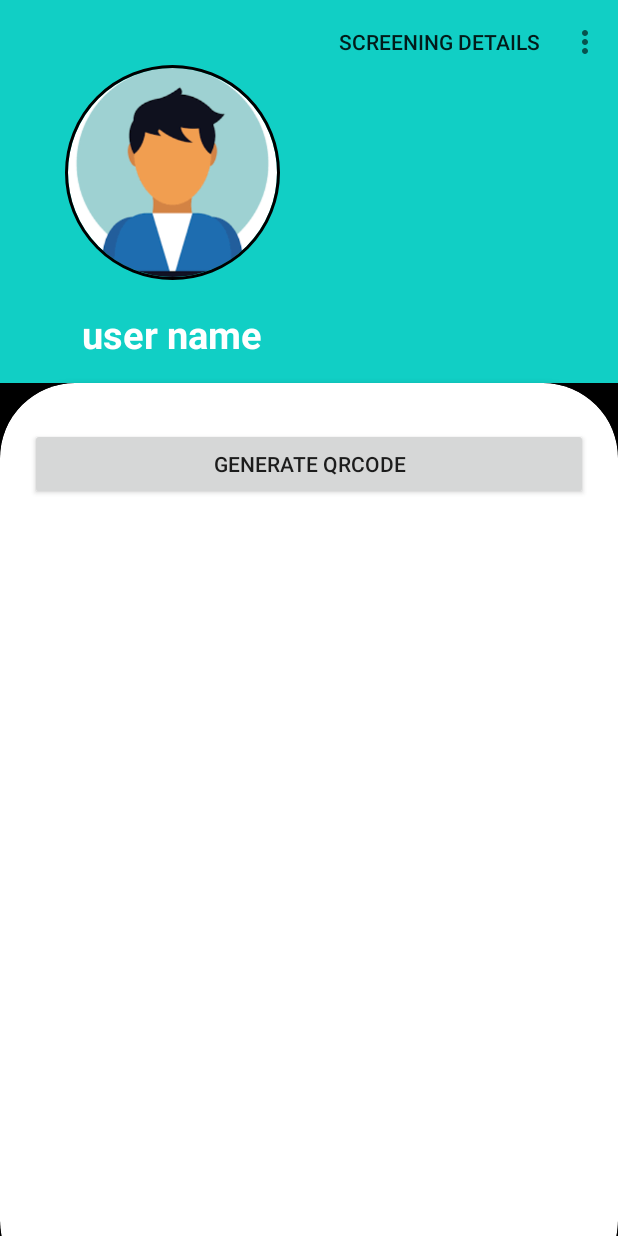
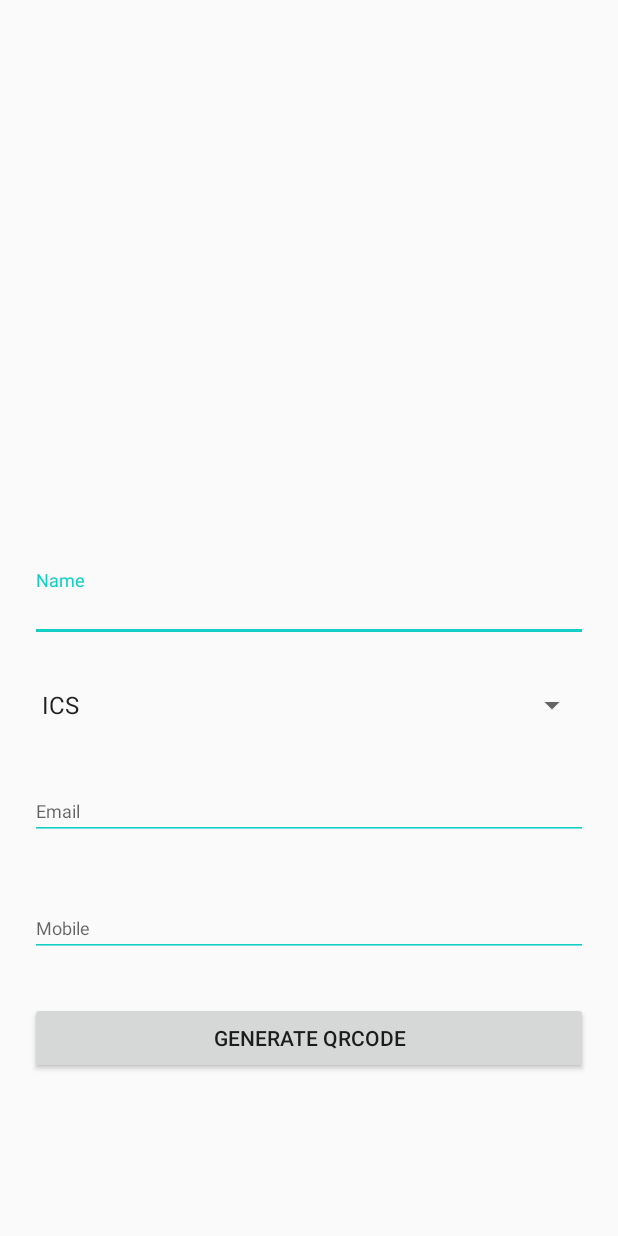
Before and after one commit to CynthiaGichuki/CS-PROJECT1, an Android app: the Start2Activity screen opened directly, with no data from a screen before it, after a tap on "GENERATE QRCODE", on a phone screen of 412 x 824 dp. Run offline under Robolectric (Android 15) with nearby library versions, the phone set to English and light mode, and no system bars; our stand-ins replace CircleImageView, Firebase (no records; nobody signed in at launch, a user with empty details on screens opened directly); 6 statements that could not run were skipped.

Commit message:
UI, Spinners and QR Code Generate

```diff
--- /dev/null
+++ b/app/src/main/java/com/example/qrcode/QRCodeGenerate.java
@@ -0,0 +1,196 @@
+package com.example.qrcode;
+
+import androidx.annotation.NonNull;
+import androidx.appcompat.app.AppCompatActivity;
+
+import android.content.Context;
+import android.graphics.Bitmap;
+import android.graphics.Color;
+import android.graphics.Point;
+import android.os.Bundle;
+import android.view.Display;
+import android.view.View;
+import android.view.WindowManager;
+import android.view.inputmethod.InputMethodManager;
+import android.widget.AdapterView;
+import android.widget.ArrayAdapter;
+import android.widget.Button;
+import android.widget.EditText;
+import android.widget.ImageView;
+import android.widget.ProgressBar;
+import android.widget.Spinner;
+import android.widget.Toast;
+
+import com.google.android.material.textfield.TextInputLayout;
+import com.google.firebase.auth.FirebaseAuth;
+import com.google.firebase.auth.FirebaseUser;
+import com.google.firebase.database.DataSnapshot;
+import com.google.firebase.database.DatabaseError;
+import com.google.firebase.database.DatabaseReference;
+import com.google.firebase.database.FirebaseDatabase;
+import com.google.firebase.database.ValueEventListener;
+import com.google.zxing.BarcodeFormat;
+import com.google.zxing.MultiFormatWriter;
+import com.google.zxing.WriterException;
+import com.google.zxing.common.BitMatrix;
+import com.google.zxing.WriterException;
+import com.google.zxing.qrcode.QRCodeWriter;
+
+import org.json.JSONException;
+import org.json.JSONObject;
+
+
+public class QRCodeGenerate extends AppCompatActivity implements AdapterView.OnItemSelectedListener {
+    private FirebaseAuth mAuth;
+    private DatabaseReference reference;
+    private  UserData userData;
+    private ProgressBar progressBar;
+    TextInputLayout name,mobile,email;
+    Button btGenerate;
+    ImageView ivOutput;
+    private  EditText editname,editmobile,editemail;
+    @Override
+    protected void onCreate(Bundle savedInstanceState) {
+        super.onCreate(savedInstanceState);
+        setContentView(R.layout.activity_qrcode_generate);
+
+        name = findViewById(R.id.name);
+        mobile=findViewById(R.id.mobile);
+        email=findViewById(R.id.email);
+        btGenerate = findViewById(R.id.idBtnGenerateQR);
+        ivOutput = findViewById(R.id.idIVQrcode);
+        mAuth = FirebaseAuth.getInstance();
+        FirebaseUser user = mAuth.getCurrentUser();
+        editname=findViewById(R.id.editTextName);
+        editmobile=findViewById(R.id.editTextMobile);
+        editemail=findViewById(R.id.editTextEmail);
+        Spinner spinner = findViewById(R.id.course);
+        reference= FirebaseDatabase.getInstance().getReference("Users").child(user.getUid());
+
+
+
+        reference.addValueEventListener(new ValueEventListener() {
+            @Override
+            public void onDataChange(@NonNull DataSnapshot snapshot) {
+                userData = snapshot.getValue(UserData.class);
+                assert userData != null;
+
+                name.getEditText().setText(userData.getFullname());
+                email.getEditText().setText(userData.getEmail());
+                mobile.getEditText().setText(userData.getPhonenumber());
+
+
+
+
+            }
+
+            @Override
+            public void onCancelled(@NonNull DatabaseError error) {
+
+            }
+        });
+
+        btGenerate.setOnClickListener(new View.OnClickListener() {
+            @Override
+            public void onClick(View v) {
+                JSONObject userdetails=new JSONObject();
+                try {
+                    userdetails.put("Name",editname.getText());
+                    userdetails.put("Email",editemail.getText());
+                    userdetails.put("Mobile",editmobile.getText());
+                    JSONObject userObject = new JSONObject();
+                    userObject.put("user", userdetails);
+
+                } catch (JSONException e) {
+                    e.printStackTrace();
+                }
+
+                String line1 = "Name: " + editname.getText();
+                String line2 = "Email: "  + editemail.getText();
+                String line3="Mobile:"+editmobile.getText();
+
+                String sText = line1 + "\n" + line2+"\n" + line3;
+                QRCodeWriter qrCodeWriter = new QRCodeWriter();
+                try {
+                    BitMatrix bitMatrix = qrCodeWriter.encode(String.valueOf(userdetails), BarcodeFormat.QR_CODE, 200, 200);
+                    Bitmap bitmap = Bitmap.createBitmap(200, 200, Bitmap.Config.RGB_565);
+                    for (int x = 0; x<200; x++){
+                        for (int y=0; y<200; y++){
+                            bitmap.setPixel(x,y,bitMatrix.get(x,y)? Color.BLACK : Color.WHITE);
+                        }
+                    }
+                    ivOutput.setImageBitmap(bitmap);
+                } catch (Exception e) {
+                    e.printStackTrace();
+                }
+
+
+//                WindowManager manager = (WindowManager) getSystemService(WINDOW_SERVICE);
+//
+//                // initializing a variable for default display.
+//                Display display = manager.getDefaultDisplay();
+//
+//                // creating a variable for point which
+//                // is to be displayed in QR Code.
+//                Point point = new Point();
+//                display.getSize(point);
+//
+//                // getting width and
+//                // height of a point
+//                int width = point.x;
+//                int height = point.y;
+//
+//                // generating dimension from width and height.
+//                int dimen = width < height ? width : height;
+//                dimen = dimen * 3 / 4;
+//
+//                // setting this dimensions inside our qr code
+//                // encoder to generate our qr code.
+//                qrgEncoder = new QRGEncoder(dataEdt.getText().toString(), null, QRGContents.Type.TEXT, dimen);
+//                try {
+//                    // getting our qrcode in the form of bitmap.
+//                    bitmap = qrgEncoder.encodeAsBitmap();
+//                    // the bitmap is set inside our image
+//                    // view using .setimagebitmap method.
+//                    qrCodeIV.setImageBitmap(bitmap);
+//                } catch (WriterException e) {
+//                    // this method is called for
+//                    // exception handling.
+//                    Log.e("Tag", e.toString());
+//                }
+
+//                MultiFormatWriter writer = new MultiFormatWriter();
+//
+//                try {
+//                    BitMatrix matrix = writer.encode(sText, BarcodeFormat.QR_CODE, 350, 350);
+//                    //BarcodeEncoder encoder = new BarcodeEncoder();
+//
+//                    //Bitmap bitmap = encoder.createBitmap(matrix);
+//
+//                    //ivOutput.setImageBitmap(bitmap);
+//                    InputMethodManager manager = (InputMethodManager) getSystemService(Context.INPUT_METHOD_SERVICE);
+//
+//
+//                } catch (WriterException e) {
+//                    e.printStackTrace();
+//                }
+
+            }
+        });
+        ArrayAdapter<CharSequence> adapter = ArrayAdapter.createFromResource(this,
+                R.array.courses, android.R.layout.simple_spinner_item);
+        adapter.setDropDownViewResource(android.R.layout.simple_spinner_dropdown_item);
+        spinner.setAdapter(adapter);
+        spinner.setOnItemSelectedListener((AdapterView.OnItemSelectedListener) this);
+
+    }
+    public void onItemSelected(AdapterView<?> parent, View view, int position, long id) {
+        String text = parent.getItemAtPosition(position).toString();
+        Toast.makeText(parent.getContext(), text, Toast.LENGTH_SHORT).show();
+    }
+
+    @Override
+    public void onNothingSelected(AdapterView<?> parent) {
+
+    }
+}
--- a/app/src/main/java/com/example/qrcode/Start2Activity.java
+++ b/app/src/main/java/com/example/qrcode/Start2Activity.java
@@ -123,8 +123,8 @@ circleImageView.setOnClickListener((v) -> {
 GenerateQrCode.setOnClickListener(new View.OnClickListener() {
     @Override
     public void onClick(View v) {
-        //Intent intent=new Intent(Start2Activity.this,QRCodeGenerate.class);
-        //startActivity(intent);
+        Intent intent=new Intent(Start2Activity.this,QRCodeGenerate.class);
+        startActivity(intent);
 
     }
 });
--- /dev/null
+++ b/app/src/main/res/layout/activity_qrcode_generate.xml
@@ -0,0 +1,104 @@
+<?xml version="1.0" encoding="utf-8"?>
+<RelativeLayout
+    xmlns:android="http://schemas.android.com/apk/res/android"
+    xmlns:app="http://schemas.android.com/apk/res-auto"
+    xmlns:tools="http://schemas.android.com/tools"
+    android:layout_width="match_parent"
+    android:layout_height="match_parent"
+    tools:context=".QRCodeGenerate"
+    >
+
+    <ImageView
+        android:id="@+id/idIVQrcode"
+        android:layout_width="300dp"
+        android:layout_height="300dp"
+        android:layout_centerHorizontal="true"
+        android:layout_marginTop="50dp"
+        android:contentDescription="Qr code" />
+
+    <com.google.android.material.textfield.TextInputLayout
+        android:id="@+id/name"
+        android:layout_width="match_parent"
+        android:layout_height="wrap_content"
+        android:layout_below="@id/idIVQrcode"
+        android:layout_marginStart="20dp"
+        android:layout_marginTop="30dp"
+        android:layout_marginEnd="20dp">
+
+        <EditText
+            android:id="@+id/editTextName"
+            style="@style/modifiedEditText"
+            android:hint="Name"
+            android:inputType="textEmailAddress"
+            android:maxLines="1" />
+    </com.google.android.material.textfield.TextInputLayout>
+
+
+    <Spinner
+        android:id="@+id/course"
+        android:layout_width="match_parent"
+        android:layout_height="wrap_content"
+        android:layout_gravity="center"
+        android:layout_marginTop="30dp"
+        android:layout_marginStart="20dp"
+        android:layout_marginEnd="20dp"
+        android:layout_below="@+id/name"
+
+        />
+
+
+
+    <com.google.android.material.textfield.TextInputLayout
+        android:id="@+id/email"
+        android:layout_width="match_parent"
+        android:layout_height="wrap_content"
+        android:layout_below="@id/course"
+        android:layout_marginStart="20dp"
+        android:layout_marginTop="30dp"
+        android:layout_marginEnd="20dp">
+
+        <EditText
+            android:id="@+id/editTextEmail"
+            style="@style/modifiedEditText"
+            android:hint="@string/login_email_hint"
+            android:inputType="textEmailAddress"
+            android:maxLines="1" />
+    </com.google.android.material.textfield.TextInputLayout>
+
+
+
+    <com.google.android.material.textfield.TextInputLayout
+        android:id="@+id/mobile"
+        android:layout_width="match_parent"
+        android:layout_height="wrap_content"
+        android:layout_below="@id/email"
+        android:layout_marginStart="20dp"
+        android:layout_marginTop="30dp"
+        android:layout_marginEnd="20dp">
+
+        <EditText
+            android:id="@+id/editTextMobile"
+            style="@style/modifiedEditText"
+            android:hint="Mobile"
+            android:inputType="textEmailAddress"
+            android:maxLines="1" />
+    </com.google.android.material.textfield.TextInputLayout>
+
+
+
+
+
+
+    <!--Button for creating a QR code-->
+    <Button
+        android:id="@+id/idBtnGenerateQR"
+        android:layout_width="match_parent"
+        android:layout_height="wrap_content"
+        android:layout_below="@id/mobile"
+        android:layout_marginStart="20dp"
+        android:layout_marginTop="30dp"
+        android:layout_marginEnd="20dp"
+        android:text="GENERATE QRCODE" />
+
+
+</RelativeLayout>
--- a/app/src/main/res/layout/activity_start2.xml
+++ b/app/src/main/res/layout/activity_start2.xml
@@ -19,6 +19,7 @@
             android:id="@+id/idBtnGenerateQR"
             android:layout_width="match_parent"
             android:layout_height="wrap_content"
+            android:layout_below="@+id/mobile"
             android:layout_marginStart="20dp"
             android:layout_marginTop="30dp"
             android:layout_marginEnd="20dp"
```
Also changed, not shown: app/src/main/AndroidManifest.xml (+6 -6 lines), app/src/main/java/com/example/qrcode/EditProfile.java (+19 -1 lines), app/src/main/res/layout/activity_edit_profile.xml (+10 -0 lines), app/src/main/res/layout/activity_landing.xml (+25 -1 lines).
